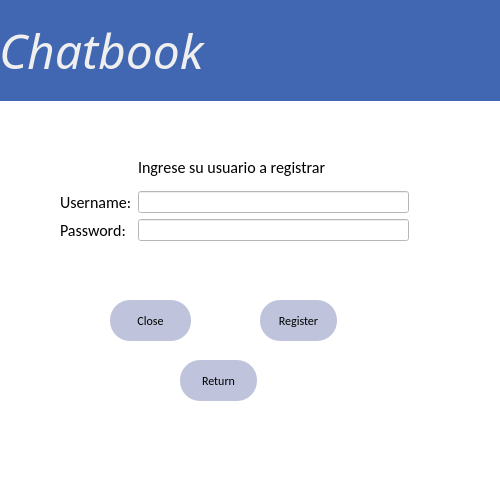
Qt form Register.ui (Sastiazaran/chatRooms) before a commit.
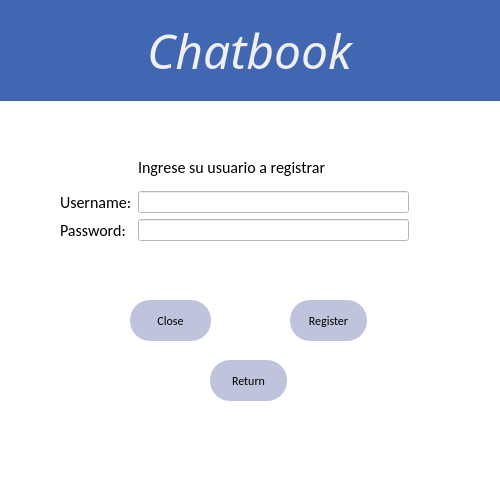
The same form after that commit.

```diff
--- a/Register.ui
+++ b/Register.ui
@@ -117,7 +117,7 @@
   <widget class="QPushButton" name="pushButton">
    <property name="geometry">
     <rect>
-     <x>180</x>
+     <x>210</x>
      <y>360</y>
      <width>77</width>
      <height>41</height>
@@ -139,7 +139,7 @@
   <widget class="QPushButton" name="pushButton_2">
    <property name="geometry">
     <rect>
-     <x>110</x>
+     <x>130</x>
      <y>300</y>
      <width>81</width>
      <height>41</height>
@@ -181,11 +181,14 @@
    <property name="text">
     <string>Chatbook</string>
    </property>
+   <property name="alignment">
+    <set>Qt::AlignCenter</set>
+   </property>
   </widget>
   <widget class="QPushButton" name="pushButton_3">
    <property name="geometry">
     <rect>
-     <x>260</x>
+     <x>290</x>
      <y>300</y>
      <width>77</width>
      <height>41</height>
```
